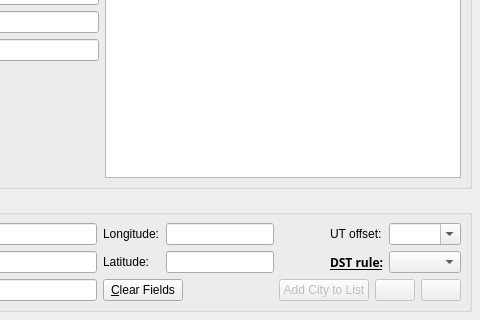
Old version of the form kstars/dialogs/locationdialog.ui in the repository KDE/kstars; both pictures show x 280 to 760 and y 239 to 559 of the 760 by 559 pixel window.
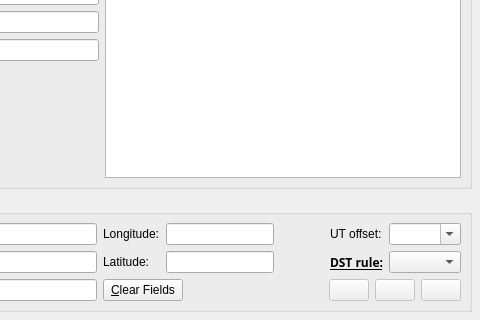
New version of the form. Custom widgets are drawn as their Qt base class.

Commit message: Geo data is now migrated to SQLite database and the UI was reworked to enable removal and updating of custom cities. Please test and check if this works. BUGS:341837 FIXED-IN:15.04 CCMAIL:kstars-devel@kde.org

```diff
--- a/kstars/dialogs/locationdialog.ui
+++ b/kstars/dialogs/locationdialog.ui
@@ -488,8 +488,17 @@
             <property name="enabled">
              <bool>false</bool>
             </property>
+            <property name="minimumSize">
+             <size>
+              <width>16</width>
+              <height>16</height>
+             </size>
+            </property>
+            <property name="toolTip">
+             <string>Add City</string>
+            </property>
             <property name="text">
-             <string>Add City to List</string>
+             <string/>
             </property>
            </widget>
           </item>
```
The commit also changes 5 other files.
